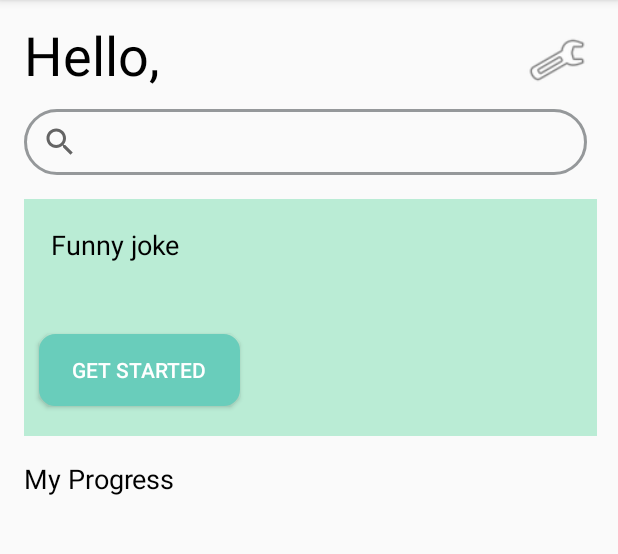
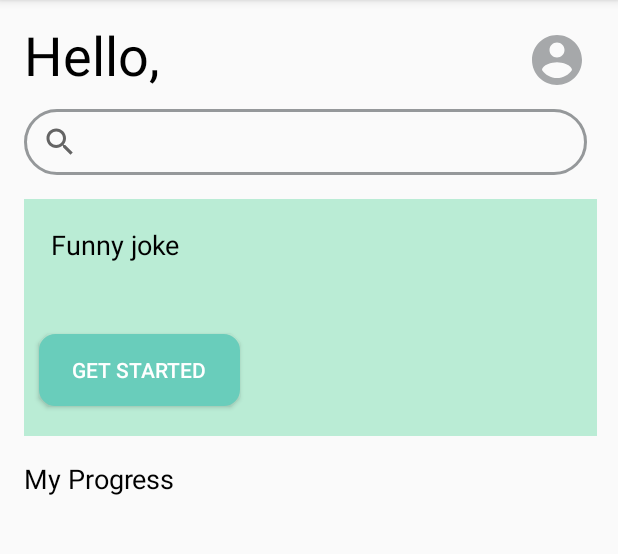
Before and after one commit to edngai98/NewFitnessTitan, an Android app: the DashboardFragment screen opened directly, with no data from a screen before it, on a phone screen of 412 x 824 dp, the part 84-638 px from its top. Run offline under Robolectric (Android 15) with nearby library versions, the phone set to English and light mode, and no system bars; our stand-ins replace Firebase (no records; nobody signed in at launch, a user with empty details on screens opened directly); libraries missing offline, so code that uses them is left out: com.anychart.chart, com.anychart.core; plain views replace AnyChartView; Roboto replaces fonts that are not available here; 4 statements that could not run were skipped.

```diff
--- /dev/null
+++ b/app/src/main/res/drawable/ic_account.xml
@@ -0,0 +1,5 @@
+<vector android:height="24dp" android:tint="#A6A8AA"
+    android:viewportHeight="24.0" android:viewportWidth="24.0"
+    android:width="24dp" xmlns:android="http://schemas.android.com/apk/res/android">
+    <path android:fillColor="#FF000000" android:pathData="M12,2C6.48,2 2,6.48 2,12s4.48,10 10,10 10,-4.48 10,-10S17.52,2 12,2zM12,5c1.66,0 3,1.34 3,3s-1.34,3 -3,3 -3,-1.34 -3,-3 1.34,-3 3,-3zM12,19.2c-2.5,0 -4.71,-1.28 -6,-3.22 0.03,-1.99 4,-3.08 6,-3.08 1.99,0 5.97,1.09 6,3.08 -1.29,1.94 -3.5,3.22 -6,3.22z"/>
+</vector>
--- a/app/src/main/res/layout/home_fragment.xml
+++ b/app/src/main/res/layout/home_fragment.xml
@@ -116,7 +116,7 @@
         android:layout_marginEnd="20dp"
         app:layout_constraintEnd_toEndOf="parent"
         app:layout_constraintTop_toTopOf="parent"
-        app:srcCompat="@android:drawable/ic_menu_manage" />
+        app:srcCompat="@drawable/ic_account" />
 
 
 
```
